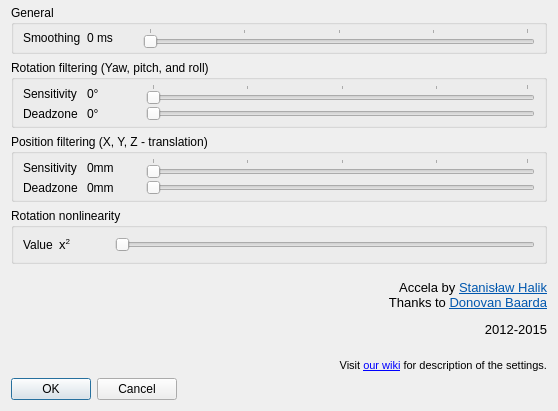
Old version of the form filter-accela/ftnoir_accela_filtercontrols.ui in the repository opentrack/opentrack.
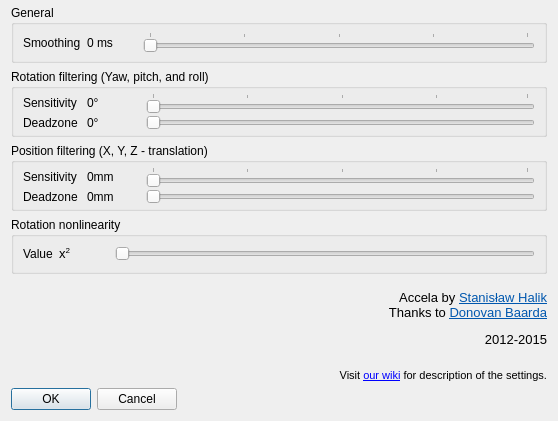
New version of the form. Icons and pictures are not drawn.

Commit message: filter/accela: reduce rotation nonlinearity range to 1->1.75

Patch:
```diff
--- a/filter-accela/ftnoir_accela_filtercontrols.ui
+++ b/filter-accela/ftnoir_accela_filtercontrols.ui
@@ -10,7 +10,7 @@
     <x>0</x>
     <y>0</y>
     <width>558</width>
-    <height>411</height>
+    <height>421</height>
    </rect>
   </property>
   <property name="windowTitle">
@@ -345,8 +345,14 @@
      <layout class="QGridLayout" name="gridLayout_4">
       <item row="0" column="2">
        <widget class="QSlider" name="rot_nl_slider">
+        <property name="minimum">
+         <number>0</number>
+        </property>
         <property name="maximum">
-         <number>134</number>
+         <number>75</number>
+        </property>
+        <property name="value">
+         <number>0</number>
         </property>
         <property name="orientation">
          <enum>Qt::Horizontal</enum>
```
The commit also changes 1 other file.
